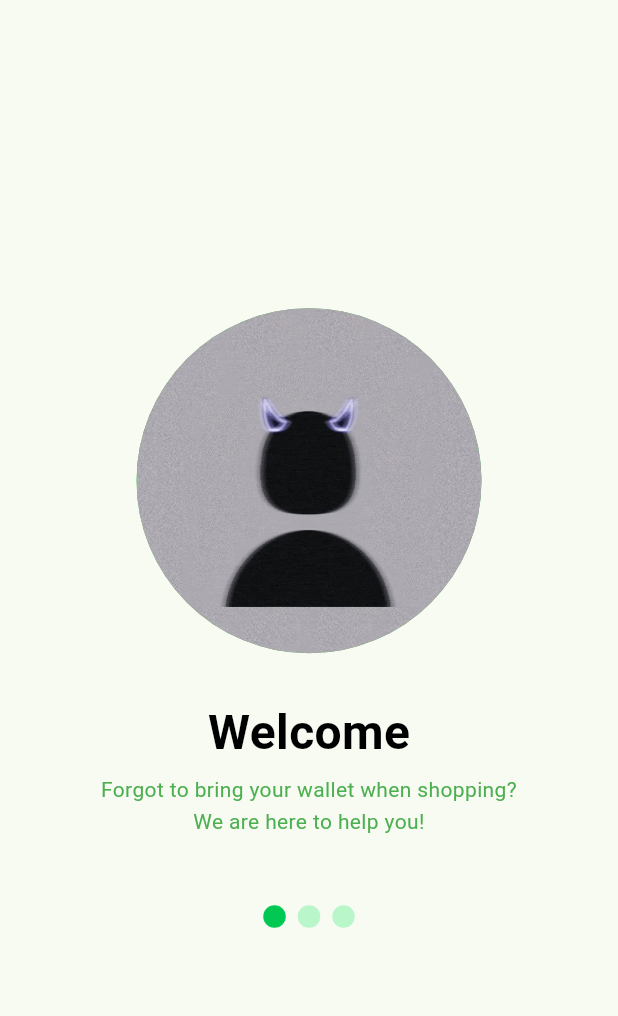
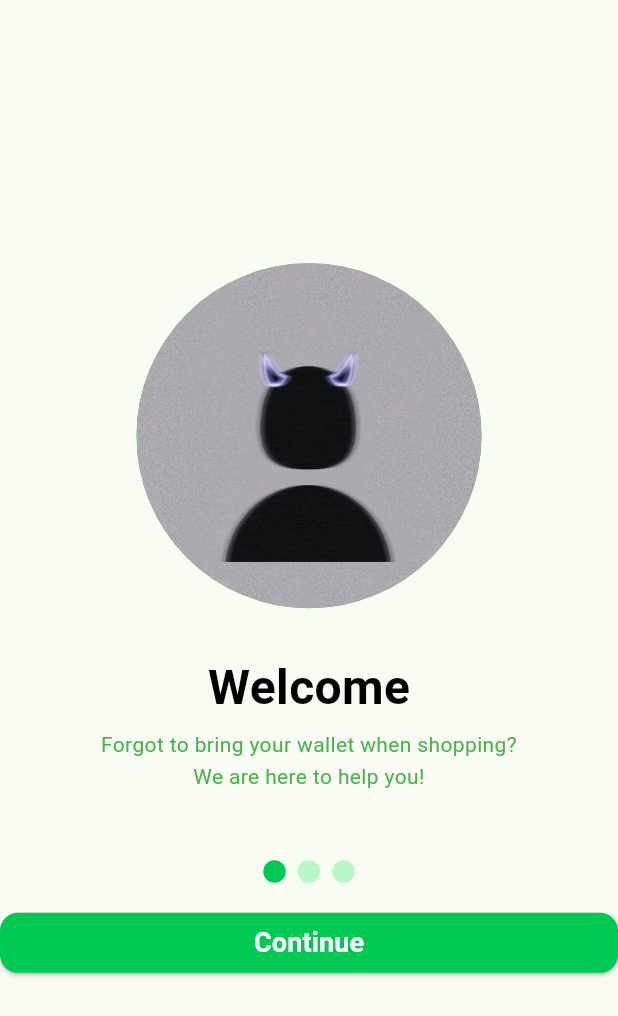
Before and after one commit to zaqimaulana/-KB1179-1123150048-uts-, a Flutter app: the screen it shows after launch, on a phone screen of 412 x 824 dp. Shown: the top 1016 px of the screen. Run offline on Flutter 3.47's test engine with Material 3 defaults, Android fonts, the phone set to English and light mode, and no system bars.

Commit message:
menambahkan button continue

```diff
--- a/lib/splash_screen_1.dart
+++ b/lib/splash_screen_1.dart
@@ -84,6 +84,35 @@ class SplashScreen1 extends StatelessWidget {
                 ),
               ],
             ),
+
+             const SizedBox(height: 20),
+
+            // Tombol Continue
+            Container(
+              child: SizedBox(
+                width: double.infinity,
+                height: 40,
+                child: ElevatedButton(
+                  onPressed: () {
+                    // nanti diarahkan ke splash screen 2
+                  },
+                  style: ElevatedButton.styleFrom(
+                    backgroundColor: const Color(0xFF00C853),
+                    shape: RoundedRectangleBorder(
+                      borderRadius: BorderRadius.circular(12),
+                    ),
+                  ),
+                  child: const Text(
+                    "Continue",
+                    style: TextStyle(
+                      fontSize: 18,
+                      fontWeight: FontWeight.bold,
+                      color: Colors.white,
+                    ),
+                  ),
+                ),
+              ),
+            ),
           ],
         ),
       ),
```
